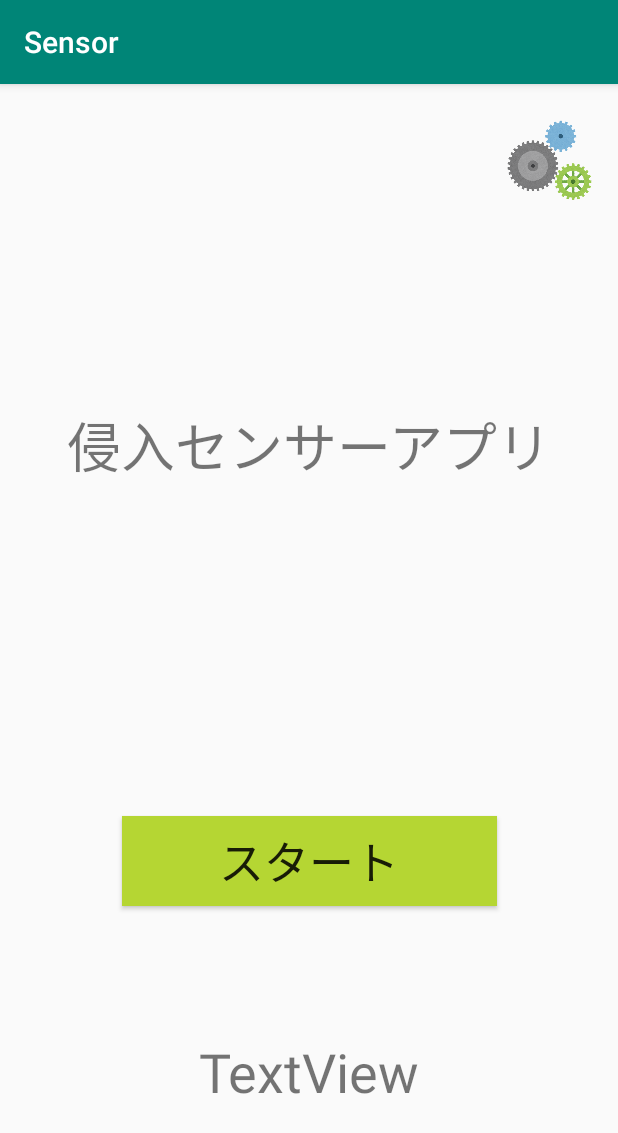
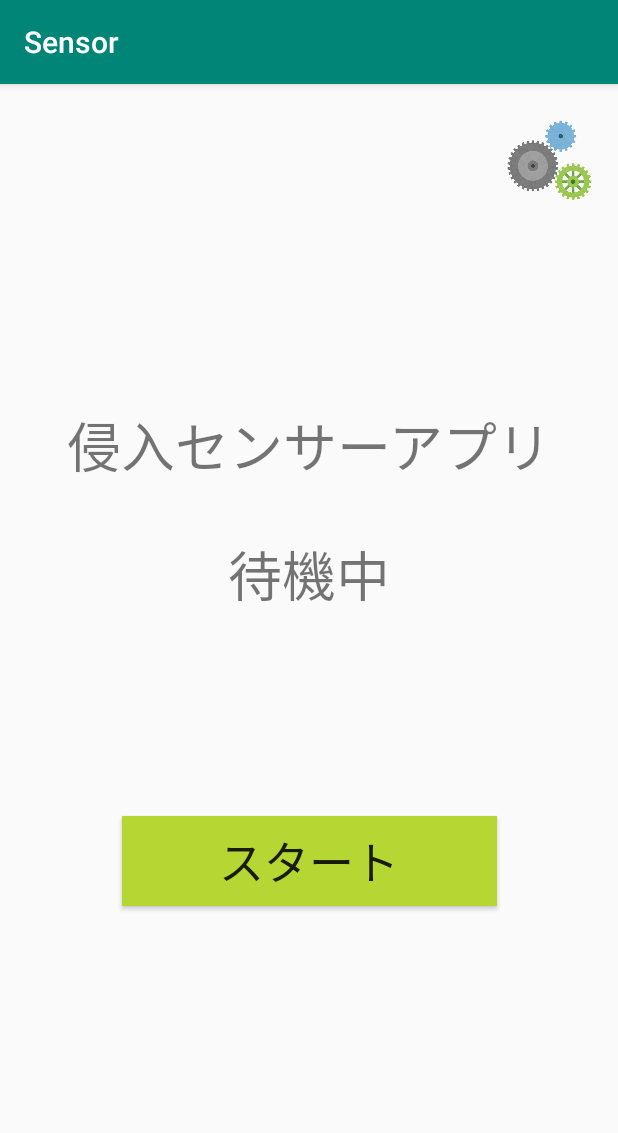
Before and after one commit to akkoIA/Sensor, an Android app: the screen it shows after launch (MainActivity), on a phone screen of 412 x 824 dp. Shown: the top 1133 px of the screen. Run offline under Robolectric (Android 15) with nearby library versions, the phone set to English and light mode, and no system bars; 1 statement that could not run was skipped.

Commit message:
センサー反応、最低限完成

```diff
--- a/app/src/main/AndroidManifest.xml
+++ b/app/src/main/AndroidManifest.xml
@@ -12,8 +12,10 @@
         <activity
             android:name=".MusicActivity"
             android:label="@string/title_activity_music"
-            android:theme="@style/AppTheme.NoActionBar"></activity>
-        <activity android:name=".MainActivity">
+            android:theme="@style/AppTheme.NoActionBar"/>
+        <activity
+            android:name=".MainActivity"
+            android:screenOrientation="portrait">
             <intent-filter>
                 <action android:name="android.intent.action.MAIN" />
 
--- a/app/src/main/res/layout/activity_main.xml
+++ b/app/src/main/res/layout/activity_main.xml
@@ -7,12 +7,13 @@
     tools:context=".MainActivity">
 
     <Button
-        android:id="@+id/button"
+        android:id="@+id/buttonStart"
         android:layout_width="250dp"
         android:layout_height="60dp"
         android:background="#B5D633"
         android:text="スタート"
         android:textSize="30sp"
+        android:visibility="visible"
         app:layout_constraintBottom_toBottomOf="parent"
         app:layout_constraintEnd_toEndOf="parent"
         app:layout_constraintStart_toStartOf="parent"
@@ -42,13 +43,26 @@
         app:srcCompat="@drawable/gear" />
 
     <TextView
-        android:id="@+id/sensor"
+        android:id="@+id/timer"
         android:layout_width="wrap_content"
         android:layout_height="wrap_content"
-        android:text="TextView"
+        android:layout_marginTop="32dp"
+        android:text="待機中"
         android:textSize="36sp"
+        app:layout_constraintEnd_toEndOf="parent"
+        app:layout_constraintStart_toStartOf="parent"
+        app:layout_constraintTop_toBottomOf="@+id/textView" />
+
+    <Button
+        android:id="@+id/buttonStop"
+        android:layout_width="250dp"
+        android:layout_height="60dp"
+        android:background="#3eb370"
+        android:text="ストップ"
+        android:textSize="30sp"
+        android:visibility="gone"
         app:layout_constraintBottom_toBottomOf="parent"
         app:layout_constraintEnd_toEndOf="parent"
         app:layout_constraintStart_toStartOf="parent"
-        app:layout_constraintTop_toBottomOf="@+id/button" />
+        app:layout_constraintTop_toBottomOf="@+id/textView" />
 </androidx.constraintlayout.widget.ConstraintLayout>
```
Also changed, not shown: app/src/main/java/com/example/sensor/MainActivity.kt (+81 -20 lines), 1 other file.
